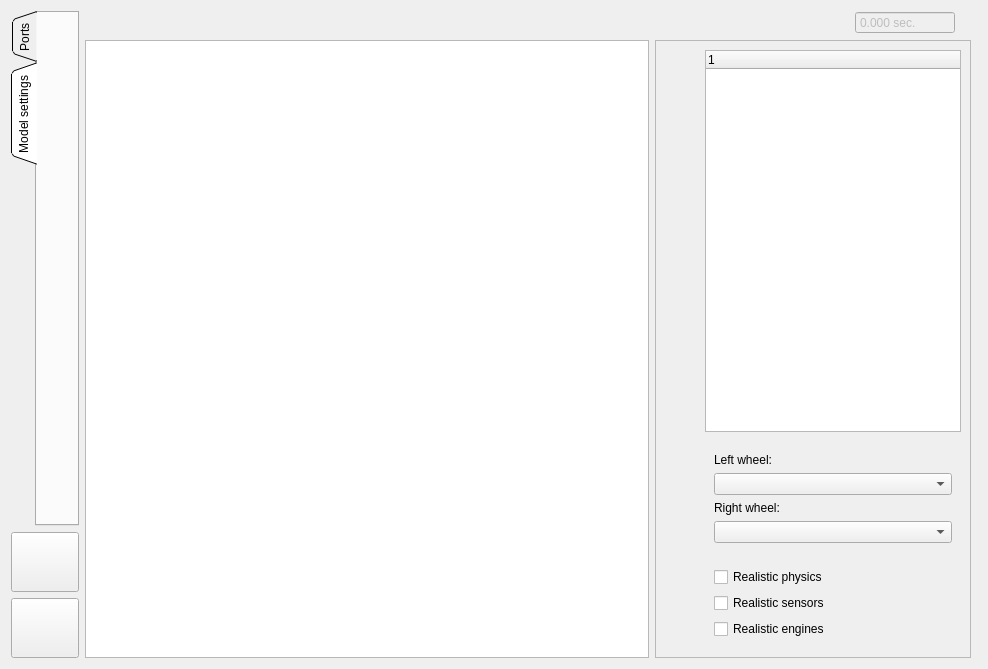
Before: the Qt Designer form plugins/robots/common/twoDModel/src/engine/view/twoDModelWidget.ui in qreal/qreal, drawn with Qt 5.
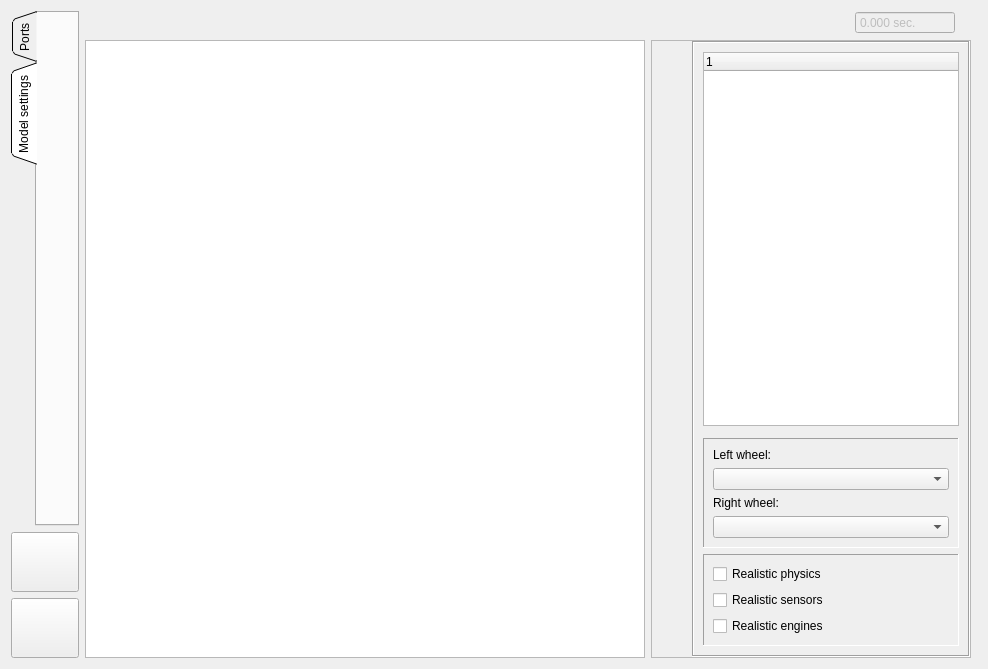
After: the same form once the commit is applied. Icons and pictures are not drawn. Custom widgets are drawn as their Qt base class.

Commit message: Some play with size policies [ci skip]

Diff of the .ui file:
```diff
--- a/plugins/robots/common/twoDModel/src/engine/view/twoDModelWidget.ui
+++ b/plugins/robots/common/twoDModel/src/engine/view/twoDModelWidget.ui
@@ -408,6 +408,12 @@
       </item>
       <item row="2" column="2">
        <widget class="QFrame" name="detailsPanel">
+        <property name="sizePolicy">
+         <sizepolicy hsizetype="Minimum" vsizetype="Preferred">
+          <horstretch>0</horstretch>
+          <verstretch>0</verstretch>
+         </sizepolicy>
+        </property>
         <property name="frameShape">
          <enum>QFrame::StyledPanel</enum>
         </property>
@@ -451,7 +457,19 @@
           </widget>
          </item>
          <item>
-          <widget class="QWidget" name="detailsContainer" native="true">
+          <widget class="QFrame" name="detailsContainer">
+           <property name="sizePolicy">
+            <sizepolicy hsizetype="Minimum" vsizetype="Preferred">
+             <horstretch>0</horstretch>
+             <verstretch>0</verstretch>
+            </sizepolicy>
+           </property>
+           <property name="frameShape">
+            <enum>QFrame::Box</enum>
+           </property>
+           <property name="frameShadow">
+            <enum>QFrame::Sunken</enum>
+           </property>
            <layout class="QVBoxLayout" name="verticalLayout_2">
             <item>
              <widget class="twoDModel::view::DetailsTab" name="detailsTab">
@@ -491,6 +509,12 @@
             </item>
             <item>
              <widget class="QFrame" name="motorsFrame">
+              <property name="frameShape">
+               <enum>QFrame::Panel</enum>
+              </property>
+              <property name="frameShadow">
+               <enum>QFrame::Sunken</enum>
+              </property>
               <layout class="QVBoxLayout" name="verticalLayout_3">
                <item>
                 <widget class="QLabel" name="leftWheelLabel">
@@ -517,6 +541,12 @@
             </item>
             <item>
              <widget class="QFrame" name="physicsFrame">
+              <property name="frameShape">
+               <enum>QFrame::Panel</enum>
+              </property>
+              <property name="frameShadow">
+               <enum>QFrame::Sunken</enum>
+              </property>
               <layout class="QVBoxLayout" name="verticalLayout">
                <item>
                 <widget class="QCheckBox" name="realisticPhysicsCheckBox">
```
Left out of the diff: 6 changed lines with no effect on the pictures. The commit also changes 2 other files.
